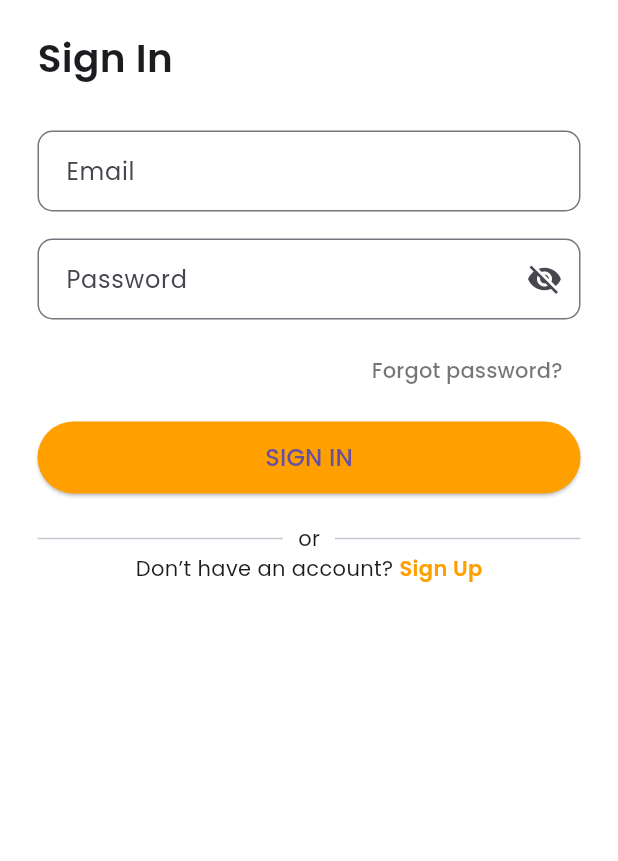
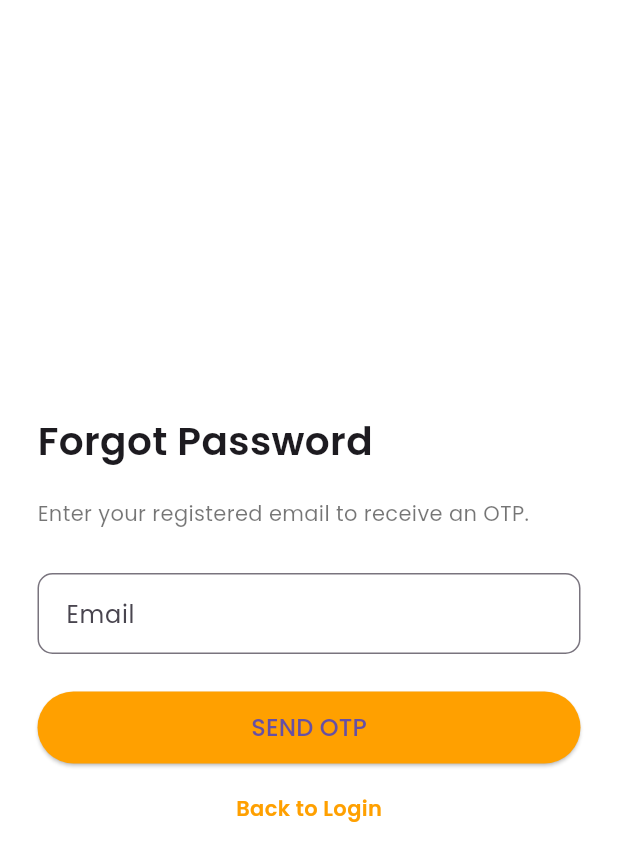
Before and after one commit to mdqtraining/food_delivery_app, a Flutter app: the screen it shows after launch, after a tap on "Skip", after a tap on "Forgot password?", on a phone screen of 412 x 824 dp. Shown: the top 861 px of the screen. Run offline on Flutter 3.47's test engine with Material 3 defaults, Android fonts, the phone set to English and light mode, and no system bars; network calls fail.

Commit message:
Added Forgot Password, OTP, New Password flow + Home Screen UI

```diff
--- a/lib/main.dart
+++ b/lib/main.dart
@@ -2,7 +2,10 @@ import 'package:flutter/material.dart';
 import 'package:hunger_hub/screens/login.dart';
 import 'package:hunger_hub/screens/otp.dart';
 import 'package:hunger_hub/screens/signup.dart';
-import 'package:hunger_hub/screens/forgot_password.dart';
+import 'package:hunger_hub/screens/forgot.dart';
+import 'package:hunger_hub/screens/newpass.dart';
+import 'package:hunger_hub/screens/home.dart';
+
 import 'package:hunger_hub/splash.dart';
 import 'screens/onboarding.dart';
 
@@ -29,11 +32,10 @@ class MyApp extends StatelessWidget {
         "/onboarding": (context) => const OnboardingScreen(),
         "/login": (context) => const LoginScreen(),
         "/signup": (context) => const SignupScreen(),
+        "/forgot": (context) => const ForgotPasswordScreen(),
         "/otp": (context) => const OtpScreen(),
-        "/newpass": (context) => const NewPasswordScreen(),
-
-        "/home": (context) =>
-            const Scaffold(body: Center(child: Text("Home Screen"))),
+        "/newpassword": (context) => const NewPasswordScreen(),
+        "/home": (context) => const HomeScreen(),
       },
     );
   }
--- /dev/null
+++ b/lib/screens/forgot.dart
@@ -0,0 +1,87 @@
+import 'package:flutter/material.dart';
+
+class ForgotPasswordScreen extends StatefulWidget {
+  const ForgotPasswordScreen({super.key});
+
+  @override
+  State<ForgotPasswordScreen> createState() => _ForgotPasswordScreenState();
+}
+
+class _ForgotPasswordScreenState extends State<ForgotPasswordScreen> {
+  final emailController = TextEditingController();
+
+  @override
+  Widget build(BuildContext context) {
+    return Scaffold(
+      backgroundColor: Colors.white,
+      body: Padding(
+        padding: const EdgeInsets.all(25),
+        child: Column(
+          mainAxisAlignment: MainAxisAlignment.center,
+          crossAxisAlignment: CrossAxisAlignment.start,
+          children: [
+            const Text(
+              "Forgot Password",
+              style: TextStyle(fontSize: 26, fontWeight: FontWeight.w600),
+            ),
+
+            const SizedBox(height: 20),
+
+            const Text(
+              "Enter your registered email to receive an OTP.",
+              style: TextStyle(fontSize: 14, color: Colors.black54),
+            ),
+
+            const SizedBox(height: 30),
+
+            TextField(
+              controller: emailController,
+              keyboardType: TextInputType.emailAddress,
+              decoration: InputDecoration(
+                hintText: "Email",
+                border: OutlineInputBorder(
+                  borderRadius: BorderRadius.circular(10),
+                ),
+                contentPadding: const EdgeInsets.all(15),
+              ),
+            ),
+
+            const SizedBox(height: 25),
+
+            SizedBox(
+              width: double.infinity,
+              height: 48,
+              child: ElevatedButton(
+                onPressed: () {
+                  Navigator.pushNamed(context, "/otp");
+                },
+                style: ElevatedButton.styleFrom(
+                  backgroundColor: Color(0xFFFFA000),
+                  shape: RoundedRectangleBorder(
+                    borderRadius: BorderRadius.circular(30),
+                  ),
+                ),
+                child: const Text("SEND OTP", style: TextStyle(fontSize: 16)),
+              ),
+            ),
+
+            const SizedBox(height: 20),
+
+            Center(
+              child: GestureDetector(
+                onTap: () => Navigator.pushReplacementNamed(context, "/login"),
+                child: const Text(
+                  "Back to Login",
+                  style: TextStyle(
+                    color: Color(0xFFFFA000),
+                    fontWeight: FontWeight.w600,
+                  ),
+                ),
+              ),
+            ),
+          ],
+        ),
+      ),
+    );
+  }
+}
--- a/lib/screens/otp.dart
+++ b/lib/screens/otp.dart
@@ -83,7 +83,9 @@ class _OtpScreenState extends State<OtpScreen> {
           const SizedBox(height: 30),
 
           ElevatedButton(
-            onPressed: () {},
+            onPressed: () {
+              Navigator.pushNamed(context, "/newpassword");
+            },
             style: ElevatedButton.styleFrom(
               backgroundColor: Color(0xFFFFA000),
               shape: RoundedRectangleBorder(
--- a/lib/screens/signup.dart
+++ b/lib/screens/signup.dart
@@ -77,7 +77,7 @@ class _SignupScreenState extends State<SignupScreen> {
                 height: 48,
                 child: ElevatedButton(
                   onPressed: () {
-                    Navigator.pushNamed(context, "/otp"); // 🔥 HERE OTP OPENS
+                    Navigator.pushNamed(context, "/home"); //
                   },
                   style: ElevatedButton.styleFrom(
                     backgroundColor: Color(0xFFFFA000),
```
Also changed, not shown: lib/screens/home.dart (added, +233 -0 lines), lib/screens/login.dart (+5 -18 lines), lib/screens/newpass.dart (renamed from lib/screens/forgot_password.dart, +33 -24 lines).
